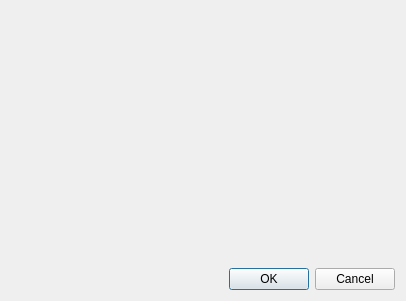
Old version of the form src/ui/general_settings_dialog.ui in the repository hermit71/117-3-2099.
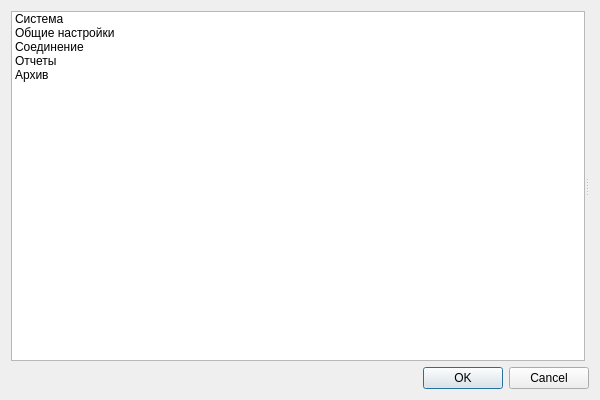
New version of the form.

Commit message: Добавлен сплиттер и категории в диалоге общих настроек

The edit to the form file:
```diff
--- a/src/ui/general_settings_dialog.ui
+++ b/src/ui/general_settings_dialog.ui
@@ -6,8 +6,8 @@
    <rect>
     <x>0</x>
     <y>0</y>
-    <width>406</width>
-    <height>301</height>
+    <width>600</width>
+    <height>400</height>
    </rect>
   </property>
   <property name="windowTitle">
@@ -15,11 +15,45 @@
   </property>
   <layout class="QVBoxLayout" name="verticalLayout">
    <item>
-    <layout class="QVBoxLayout" name="settingsLayout">
-     <item>
-      <widget class="QWidget" name="widget" native="true"/>
-     </item>
-    </layout>
+    <widget class="QSplitter" name="splitter">
+     <property name="orientation">
+      <enum>Qt::Horizontal</enum>
+     </property>
+     <widget class="QListWidget" name="categoryList">
+      <item>
+       <property name="text">
+        <string>Система</string>
+       </property>
+      </item>
+      <item>
+       <property name="text">
+        <string>Общие настройки</string>
+       </property>
+      </item>
+      <item>
+       <property name="text">
+        <string>Соединение</string>
+       </property>
+      </item>
+      <item>
+       <property name="text">
+        <string>Отчеты</string>
+       </property>
+      </item>
+      <item>
+       <property name="text">
+        <string>Архив</string>
+       </property>
+      </item>
+     </widget>
+     <widget class="QStackedWidget" name="pagesStack">
+      <widget class="QWidget" name="page_system"/>
+      <widget class="QWidget" name="page_general"/>
+      <widget class="QWidget" name="page_connection"/>
+      <widget class="QWidget" name="page_reports"/>
+      <widget class="QWidget" name="page_archive"/>
+     </widget>
+    </widget>
    </item>
    <item>
     <widget class="QDialogButtonBox" name="buttonBox">
```
The commit also changes 2 other files.
